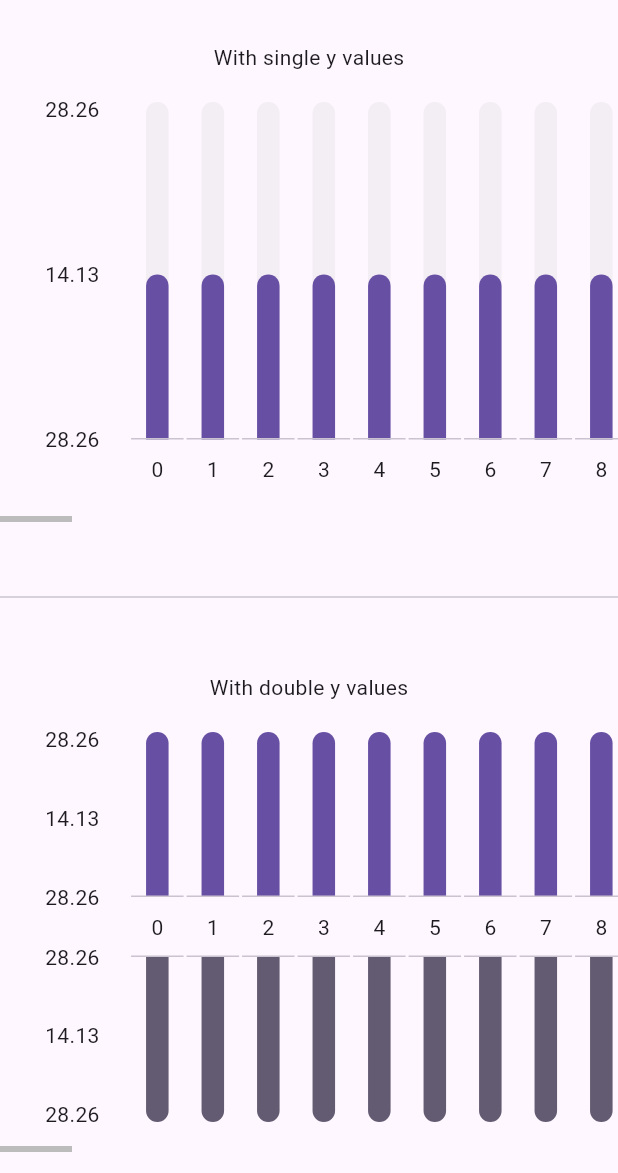
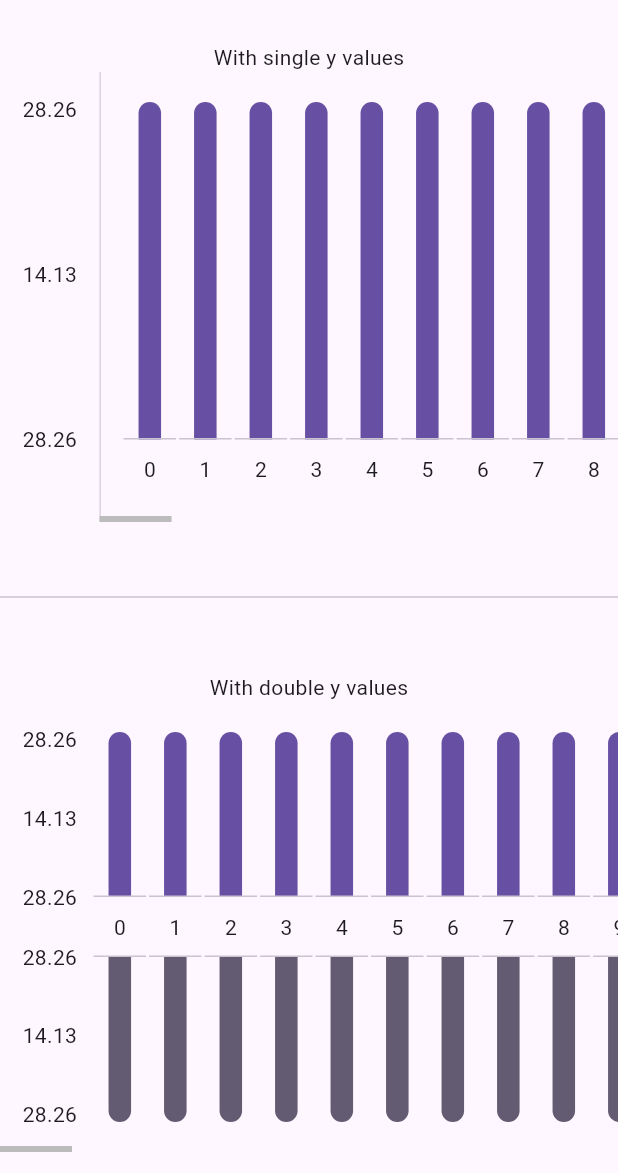
Before and after one commit to eduardoazvd17/simple_bar_chart, a Flutter app: the screen it shows after launch, on a phone screen of 412 x 824 dp, the part 63-1236 px from its top. Run offline on Flutter 3.47's test engine with Material 3 defaults, Android fonts, the phone set to English and light mode, and no system bars.

Commit message:
Fixing single chart bars progress

```diff
--- a/example/lib/main.dart
+++ b/example/lib/main.dart
@@ -26,6 +26,10 @@ class MyApp extends StatelessWidget {
                   const Text('With single y values'),
                   SimpleBarChartWidget(
                     decoration: const SimpleBarChartDecoration(
+                      titleDecoration: SimpleBarChartTitleDecoration(
+                        fixedYTitles: true,
+                        yTitlePosition: YTitlePosition.start,
+                      ),
                       singleBarPosition: SingleBarWidgetPosition.bottom,
                     ),
                     data: SimpleBarChartData(
--- a/lib/src/models/simple_bar_chart_decoration.dart
+++ b/lib/src/models/simple_bar_chart_decoration.dart
@@ -9,7 +9,8 @@ class SimpleBarChartDecoration {
   final SimpleBarChartTooltipDecoration tooltipDecoration;
   final SimpleBarChartBarDecoration barDecoration;
 
-  double get barMaxHeight => (height / 2) - titleDecoration.xHeightSpace;
+  double get singleBarMaxHeight => height - (titleDecoration.xHeightSpace * 2);
+  double get doubleBarMaxHeight => (height / 2) - titleDecoration.xHeightSpace;
 
   const SimpleBarChartDecoration({
     this.height = 300,
--- a/lib/src/widgets/simple_bar_chart_widget.dart
+++ b/lib/src/widgets/simple_bar_chart_widget.dart
@@ -57,14 +57,16 @@ class _SimpleBarChartWidgetState extends State<SimpleBarChartWidget> {
           if (widget.decoration.titleDecoration.showYTitles &&
               widget.decoration.titleDecoration.fixedYTitles &&
               widget.decoration.titleDecoration.yTitlePosition !=
-                  YTitlePosition.end)
+                  YTitlePosition.end) ...[
             Padding(
-              padding: const EdgeInsets.only(right: 20),
+              padding: const EdgeInsets.symmetric(horizontal: 15),
               child: SizedBox(
                 height: widget.decoration.height - 30,
                 child: _yTitles,
               ),
             ),
+            const VerticalDivider(thickness: 0.7, width: 0),
+          ],
           Expanded(
             child: Scrollbar(
               thumbVisibility: widget.decoration.showScrollbar,
@@ -73,8 +75,7 @@ class _SimpleBarChartWidgetState extends State<SimpleBarChartWidget> {
                 controller: widget.scrollController ?? _scrollController,
                 scrollDirection: Axis.horizontal,
                 child: Padding(
-                  padding:
-                      const EdgeInsets.symmetric(horizontal: 30, vertical: 15),
+                  padding: const EdgeInsets.all(15),
                   child: Row(
                     children: [
                       if (widget.decoration.titleDecoration.showYTitles &&
@@ -82,7 +83,7 @@ class _SimpleBarChartWidgetState extends State<SimpleBarChartWidget> {
                           widget.decoration.titleDecoration.yTitlePosition !=
                               YTitlePosition.end)
                         Padding(
-                          padding: const EdgeInsets.only(right: 20),
+                          padding: const EdgeInsets.only(right: 10),
                           child: SizedBox(
                             height: widget.decoration.height - 30,
                             child: _yTitles,
@@ -104,7 +105,7 @@ class _SimpleBarChartWidgetState extends State<SimpleBarChartWidget> {
                           widget.decoration.titleDecoration.yTitlePosition !=
                               YTitlePosition.start)
                         Padding(
-                          padding: const EdgeInsets.only(left: 20),
+                          padding: const EdgeInsets.only(left: 10),
                           child: SizedBox(
                             height: widget.decoration.height - 30,
                             child: _yTitles,
@@ -119,7 +120,8 @@ class _SimpleBarChartWidgetState extends State<SimpleBarChartWidget> {
           if (widget.decoration.titleDecoration.showYTitles &&
               widget.decoration.titleDecoration.fixedYTitles &&
               widget.decoration.titleDecoration.yTitlePosition !=
-                  YTitlePosition.start)
+                  YTitlePosition.start) ...[
+            const VerticalDivider(thickness: 0.7, width: 0),
             Padding(
               padding: const EdgeInsets.only(right: 20),
               child: SizedBox(
@@ -127,6 +129,7 @@ class _SimpleBarChartWidgetState extends State<SimpleBarChartWidget> {
                 child: _yTitles,
               ),
             ),
+          ],
         ],
       ),
     );
@@ -212,8 +215,12 @@ class _SimpleBarChartWidgetState extends State<SimpleBarChartWidget> {
         : widget.data.y2Values!.length - 1 >= x
             ? widget.data.y2Values![x]
             : 0;
+
     final double barHeightByMaxY = widget.data.maxY > 0
-        ? widget.decoration.barMaxHeight / widget.data.maxY
+        ? (widget.data.y2Values == null
+                ? widget.decoration.singleBarMaxHeight + 5
+                : widget.decoration.doubleBarMaxHeight) /
+            widget.data.maxY
         : 0;
 
     final double yHeight = barHeightByMaxY * yValue;
```
